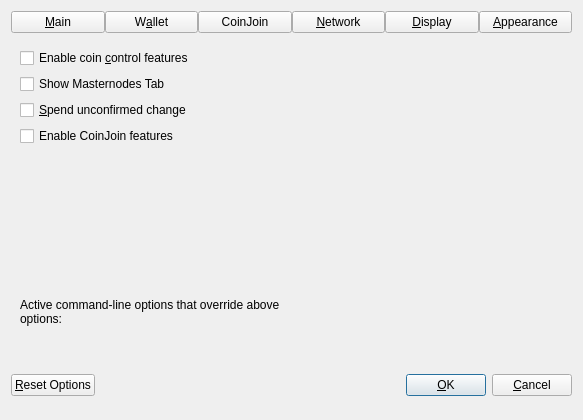
Before: the Qt Designer form src/qt/forms/optionsdialog.ui in dashpay/dash, drawn with Qt 5.
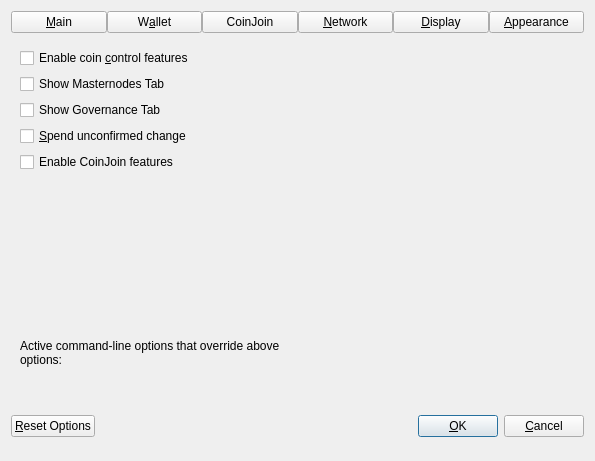
After: the same form once the commit is applied. The open tabs and pages were chosen to show the change. Custom widgets are drawn as their Qt base class.

What changed in the file:
```diff
--- a/src/qt/forms/optionsdialog.ui
+++ b/src/qt/forms/optionsdialog.ui
@@ -6,8 +6,8 @@
    <rect>
     <x>0</x>
     <y>0</y>
-    <width>583</width>
-    <height>420</height>
+    <width>595</width>
+    <height>461</height>
    </rect>
   </property>
   <property name="sizePolicy">
@@ -265,6 +265,13 @@
             </property>
            </widget>
           </item>
+         <item>
+          <widget class="QCheckBox" name="showGovernanceTab">
+           <property name="text">
+            <string>Show Governance Tab</string>
+           </property>
+          </widget>
+         </item>
           <item>
            <widget class="QCheckBox" name="spendZeroConfChange">
             <property name="toolTip">
```
Left out of the diff: 2 changed lines with no effect on the pictures. Lines whose indentation alone changed are shown as unchanged.
